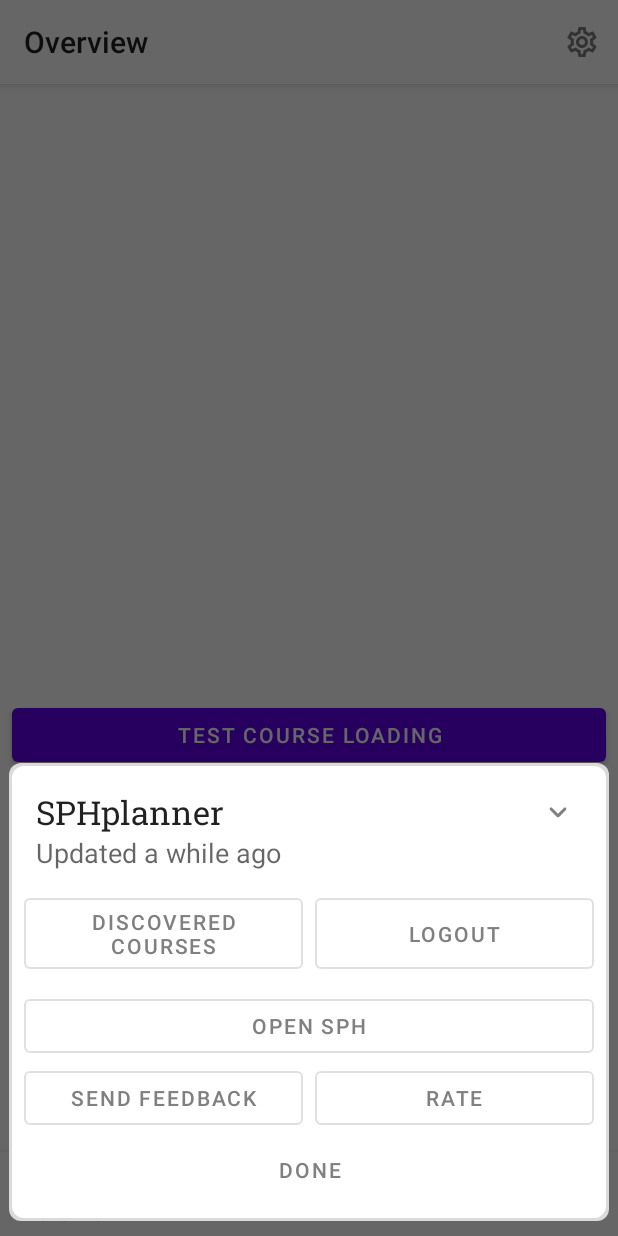
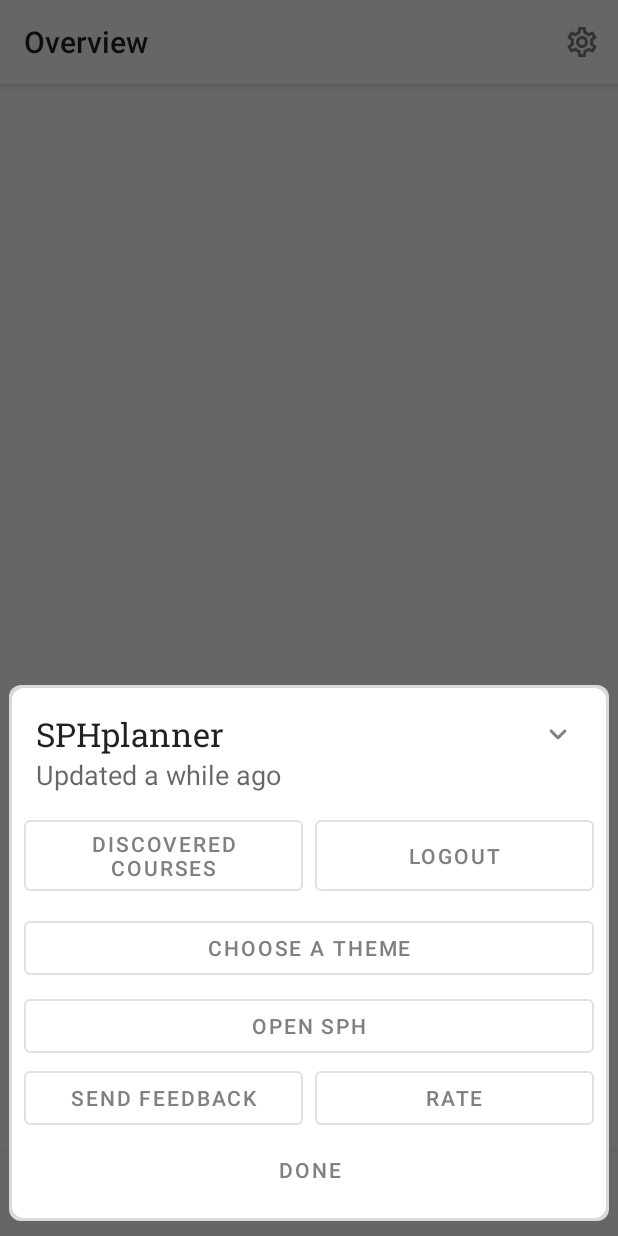
Before and after one commit to koenidv/sph-planner, an Android app: the HomeFragment screen opened directly, with no data from a screen before it, after a tap on "Options", on a phone screen of 412 x 824 dp. Run offline under Robolectric (Android 15) with nearby library versions, the phone set to English and light mode, and no system bars; our stand-ins replace navigation-ui; libraries missing offline, so code that uses them is left out: com.facebook.stetho; 2 statements that could not run were skipped.

Commit message:
Custom themes
Signed-off-by: koenidv <32238636+koenidv@users.noreply.github.com>

```diff
--- a/app/build.gradle
+++ b/app/build.gradle
@@ -36,7 +36,7 @@
 dependencies {
 
     implementation 'androidx.appcompat:appcompat:1.2.0'
-    implementation 'com.google.android.material:material:1.2.1'
+    implementation 'com.google.android.material:material:1.3.0-beta01'
     implementation 'androidx.constraintlayout:constraintlayout:2.0.4'
     implementation 'androidx.navigation:navigation-fragment-ktx:2.3.2'
     implementation 'androidx.navigation:navigation-ui-ktx:2.3.2'
--- a/app/src/main/AndroidManifest.xml
+++ b/app/src/main/AndroidManifest.xml
@@ -13,7 +13,7 @@
         android:supportsRtl="true"
         android:theme="@style/Theme.SPH">
         <activity
-            android:name=".ui.SignInActivity"
+            android:name=".ui.OnboardingActivity"
             android:theme="@style/Theme.SPH.NoActionBar"
             android:screenOrientation="portrait"
             android:windowSoftInputMode="adjustResize" />
--- a/app/src/main/java/de/koenidv/sph/MainActivity.kt
+++ b/app/src/main/java/de/koenidv/sph/MainActivity.kt
@@ -5,12 +5,13 @@
 import android.view.Menu
 import android.view.MenuItem
 import androidx.appcompat.app.AppCompatActivity
+import androidx.appcompat.app.AppCompatDelegate
 import androidx.navigation.fragment.NavHostFragment
 import androidx.navigation.ui.AppBarConfiguration
 import androidx.navigation.ui.NavigationUI
 import com.google.android.material.bottomnavigation.BottomNavigationView
-import com.koenidv.gmbplanner.OptionsSheet
-import de.koenidv.sph.ui.SignInActivity
+import de.koenidv.sph.ui.OnboardingActivity
+import de.koenidv.sph.ui.OptionsSheet
 
 //  Created by koenidv on 05.12.2020.
 
@@ -21,11 +22,18 @@
         val prefs = getSharedPreferences("sharedPrefs", MODE_PRIVATE)
         if (!prefs.getBoolean("credsVerified", false)
                 || !prefs.getBoolean("introComplete", false)) {
-            startActivity(Intent(this, SignInActivity().javaClass).setFlags(Intent.FLAG_ACTIVITY_CLEAR_TOP))
+            startActivity(Intent(this, OnboardingActivity().javaClass).setFlags(Intent.FLAG_ACTIVITY_CLEAR_TOP))
             finish()
         }
 
         super.onCreate(savedInstanceState)
+
+        // Apply custom accent color theme
+        if (prefs.contains("themeRes")) setTheme(prefs.getInt("themeRes", R.style.Theme_SPH_Electric))
+        // Apply custom dark / light theme
+        if (prefs.contains("forceDark"))
+            if (prefs.getBoolean("forceDark", true)) AppCompatDelegate.setDefaultNightMode(AppCompatDelegate.MODE_NIGHT_YES)
+            else AppCompatDelegate.setDefaultNightMode(AppCompatDelegate.MODE_NIGHT_NO)
 
         setContentView(R.layout.activity_main)
         val navView = findViewById<BottomNavigationView>(R.id.nav_view)
--- a/app/src/main/java/de/koenidv/sph/database/CourseDbHelper.java
+++ b/app/src/main/java/de/koenidv/sph/database/CourseDbHelper.java
@@ -13,12 +13,11 @@
 
 public class CourseDbHelper {
 
-    private DatabaseHelper dbhelper = DatabaseHelper.getInstance();
+    private final DatabaseHelper dbhelper = DatabaseHelper.getInstance();
 
     private static CourseDbHelper instance;
 
     private CourseDbHelper() {
-
     }
 
     public static CourseDbHelper getInstance() {
--- a/app/src/main/java/de/koenidv/sph/ui/SignInActivity.kt
+++ b/app/src/main/java/de/koenidv/sph/ui/OnboardingActivity.kt
@@ -4,12 +4,10 @@
 import androidx.appcompat.app.AppCompatActivity
 import de.koenidv.sph.R
 
-class SignInActivity : AppCompatActivity() {
+class OnboardingActivity : AppCompatActivity() {
 
     override fun onCreate(savedInstanceState: Bundle?) {
         super.onCreate(savedInstanceState)
-        setContentView(R.layout.activity_sign_in)
-
-
+        setContentView(R.layout.activity_onboarding)
     }
 }
--- /dev/null
+++ b/app/src/main/res/drawable/toggle_color.xml
@@ -0,0 +1,5 @@
+<?xml version="1.0" encoding="utf-8"?>
+<selector xmlns:android="http://schemas.android.com/apk/res/android">
+        <item android:alpha="0.2" android:color="@color/white" android:state_checked="true" />
+        <item android:color="@color/pink_a400" android:state_checked="false" />
+</selector>
--- a/app/src/main/res/layout/activity_sign_in.xml
+++ b/app/src/main/res/layout/activity_onboarding.xml
@@ -3,7 +3,7 @@
     xmlns:tools="http://schemas.android.com/tools"
     android:layout_width="match_parent"
     android:layout_height="match_parent"
-    tools:context=".ui.SignInActivity">
+    tools:context=".ui.OnboardingActivity">
 
     <androidx.fragment.app.FragmentContainerView
         android:id="@+id/fragment"
--- a/app/src/main/res/layout/fragment_onboarding_signin.xml
+++ b/app/src/main/res/layout/fragment_onboarding_signin.xml
@@ -11,8 +11,6 @@
         style="?android:attr/progressBarStyle"
         android:layout_width="wrap_content"
         android:layout_height="wrap_content"
-        android:progressTint="@color/colorAccent"
-        android:indeterminateTint="@color/colorAccent"
         android:visibility="visible"
         app:layout_constraintBottom_toBottomOf="parent"
         app:layout_constraintEnd_toEndOf="parent"
--- a/app/src/main/res/layout/fragment_onboarding_supportlist.xml
+++ b/app/src/main/res/layout/fragment_onboarding_supportlist.xml
@@ -15,8 +15,6 @@
         app:layout_constraintTop_toTopOf="parent"
         android:layout_width="wrap_content"
         android:layout_height="wrap_content"
-        android:indeterminateTint="@color/colorAccent"
-        android:progressTint="@color/colorAccent"
         android:visibility="visible"
         tools:visibility="gone" />
 
--- a/app/src/main/res/layout/sheet_options.xml
+++ b/app/src/main/res/layout/sheet_options.xml
@@ -77,32 +77,6 @@
                 android:layout_height="wrap_content"
                 android:text="@string/info_thanks" />
 
-            <com.google.android.material.button.MaterialButtonToggleGroup
-                android:id="@+id/darkmodeToggleGroup"
-                android:layout_width="match_parent"
-                android:layout_height="wrap_content"
-                android:visibility="gone"
-                app:selectionRequired="true"
-                app:singleSelection="true"
-                tools:visibility="visible">
-
-                <Button
-                    android:id="@+id/darkButton"
-                    style="?attr/materialButtonOutlinedStyle"
-                    android:layout_width="match_parent"
-                    android:layout_height="wrap_content"
-                    android:layout_weight="1"
-                    android:text="@string/menu_option_theme_dark" />
-
-                <Button
-                    android:id="@+id/lightButton"
-                    style="?attr/materialButtonOutlinedStyle"
-                    android:layout_width="match_parent"
-                    android:layout_height="wrap_content"
-                    android:layout_weight="1"
-                    android:text="@string/menu_option_theme_light" />
-
-            </com.google.android.material.button.MaterialButtonToggleGroup>
 
             <View
                 android:id="@+id/divider"
@@ -184,6 +158,15 @@
         -->
 
         <com.google.android.material.button.MaterialButton
+            android:id="@+id/chooseThemeButton"
+            style="@style/Widget.MaterialComponents.Button.OutlinedButton"
+            android:layout_width="match_parent"
+            android:layout_height="wrap_content"
+            android:layout_marginTop="4dp"
+            android:text="@string/menu_option_choosetheme"
+            android:textColor="@color/titleText" />
+
+        <com.google.android.material.button.MaterialButton
             android:id="@+id/openSphButton"
             style="@style/Widget.MaterialComponents.Button.OutlinedButton"
             android:layout_width="match_parent"
--- a/app/src/main/res/values-night/themes.xml
+++ b/app/src/main/res/values-night/themes.xml
@@ -4,13 +4,13 @@
         <!-- Primary brand color. -->
         <item name="colorPrimary">@color/purple_500</item>
         <item name="colorPrimaryVariant">@color/purple_700</item>
-        <item name="colorOnPrimary">@color/black</item>
+        <item name="colorOnPrimary">@color/white</item>
         <item name="backgroundColor">@color/black</item>
         <item name="android:windowBackground">?attr/backgroundColor</item>
         <!-- Secondary brand color. -->
         <item name="colorSecondary">@color/purple_500</item>
         <item name="colorSecondaryVariant">@color/purple_700</item>
-        <item name="colorOnSecondary">@color/black</item>
+        <item name="colorOnSecondary">@color/white</item>
         <!-- Status bar color. -->
         <item name="android:statusBarColor" tools:targetApi="l">@color/black</item>
         <!-- Customize your theme here. -->
@@ -18,13 +18,26 @@
         <item name="actionBarStyle">@style/Theme.SPH.ActionBar</item>
     </style>
 
+    <!-- Override only for 30s theme-->
+    <style name="Theme.SPH.Monochrome" parent="Theme.SPH">
+        <!-- Primary -->
+        <item name="colorPrimary">@color/white</item>
+        <item name="colorPrimaryVariant">@color/grey_100</item>
+        <item name="colorOnPrimary">@color/black</item>
+        <!-- Secondary -->
+        <item name="colorSecondary">@color/white</item>
+        <item name="colorSecondaryVariant">@color/grey_100</item>
+        <item name="colorOnSecondary">@color/black</item>
+    </style>
+
+
     <style name="Theme.SPH.Sheet" parent="Theme.MaterialComponents.DayNight.BottomSheetDialog">
         <item name="android:windowIsFloating">false</item>
         <item name="android:statusBarColor">@android:color/transparent</item>
         <item name="android:windowSoftInputMode">adjustResize</item>
         <item name="bottomSheetStyle">@style/Theme.SPH.ModalStyle</item>
-        <item name="colorAccent">@color/colorAccent</item>
-        <item name="colorPrimary">@color/textColor</item>
+        <item name="colorAccent">@color/white</item>
+        <item name="colorPrimary">@color/white</item>
         <item name="android:windowContentTransitions">true</item>
     </style>
 
--- a/app/src/main/res/values/colors.xml
+++ b/app/src/main/res/values/colors.xml
@@ -1,24 +1,28 @@
 <?xml version="1.0" encoding="utf-8"?>
 <resources>
+    <color name="black">#FF000000</color>
+    <color name="white">#FFFFFFFF</color>
+    <color name="borderColor">#dadada</color>
+
+    <!-- Colors for different themes -->
     <color name="purple_200">#FFBB86FC</color>
     <color name="purple_500">#FF6200EE</color>
     <color name="purple_700">#FF3700B3</color>
     <color name="teal_200">#FF03DAC5</color>
     <color name="teal_700">#FF018786</color>
-    <color name="black">#FF000000</color>
-    <color name="white">#FFFFFFFF</color>
-    <color name="borderColor">#dadada</color>
+    <color name="orange_a400">#ff9100</color>
+    <color name="orange_a700">#ff6d00</color>
+    <color name="pink_a400">#f50057</color>
+    <color name="pink_a700">#c51162</color>
+    <color name="grey_100">#f5f5f5</color>
+    <color name="grey_800_dark">#1b1b1b</color>
 
-    <color name="colorPrimary">#fff</color>
-    <color name="colorPrimaryDark">#fff</color>
-    <color name="colorAccent">#4f76c5</color>
-    <color name="background">#fff</color>
-    <color name="cardBackground">#fff</color>
+
+    <!-- Gotta remove this stuff sometimes -->
+    <color name="colorAccent">#FF6200EE</color>
     <color name="titleText">#808080</color>
     <color name="infoText">#cccccc</color>
     <color name="textColor">#000</color>
-    <bool name="lightStatusBar">true</bool>
-    <color name="highlight">#204f76c5</color>
 
     <color name="ambientShadowColor">#0A000000</color>
     <color name="spotShadowColor">#30000000</color>
--- a/app/src/main/res/values/strings.xml
+++ b/app/src/main/res/values/strings.xml
@@ -12,6 +12,8 @@
     <string name="remove">Remove</string>
     <string name="not_now">Not now</string>
     <string name="continuenow">Continue</string>
+    <string name="yes">Yes</string>
+    <string name="no">No</string>
     <string name="emoji_check" translatable="false">✔</string>
     <string name="emoji_cross" translatable="false">❌</string>
 
@@ -44,9 +46,16 @@
     <string name="info_author">Florian König 2020</string>
     <string name="info_thanks">Special thanks to Ryan etc</string>
     <string name="menu_option_logout">Logout</string>
+    <string name="menu_option_logout_question">Are you sure you want to log out?</string>
     <string name="menu_option_courses">Discovered courses</string>
-    <string name="menu_option_theme_dark">Dark theme</string>
-    <string name="menu_option_theme_light">Light theme</string>
+    <string name="menu_option_choosetheme">Choose a theme</string>
+    <string name="menu_option_theme_light">Light</string>
+    <string name="menu_option_theme_dark">Dark</string>
+    <string name="menu_option_theme_system">System</string>
+    <string name="menu_option_accent_electric">Electric</string>
+    <string name="menu_option_accent_summer">Summer</string>
+    <string name="menu_option_accent_autumn">Autumn</string>
+    <string name="menu_option_accent_monochrome">1930s</string>
     <string name="menu_open_sph">Open SPH</string>
     <string name="menu_open_sph_warning_title">Log in automatically?</string>
     <string name="menu_open_sph_warning_description">Your service provider or attackers might be able to see your credentials if you log in automatically.</string>
--- a/app/src/main/res/values/themes.xml
+++ b/app/src/main/res/values/themes.xml
@@ -18,6 +18,51 @@
         <item name="bottomSheetDialogTheme">@style/Theme.SPH.Sheet</item>
         <item name="actionBarStyle">@style/Theme.SPH.ActionBar</item>
     </style>
+
+    <style name="Theme.SPH.Electric" parent="Theme.SPH">
+        <!-- Primary -->
+        <item name="colorPrimary">@color/purple_500</item>
+        <item name="colorPrimaryVariant">@color/purple_700</item>
+        <item name="colorOnPrimary">@color/white</item>
+        <!-- Secondary -->
+        <item name="colorSecondary">@color/purple_500</item>
+        <item name="colorSecondaryVariant">@color/purple_700</item>
+        <item name="colorOnSecondary">@color/white</item>
+    </style>
+
+    <style name="Theme.SPH.Summer" parent="Theme.SPH">
+        <!-- Primary -->
+        <item name="colorPrimary">@color/orange_a400</item>
+        <item name="colorPrimaryVariant">@color/orange_a700</item>
+        <item name="colorOnPrimary">@color/white</item>
+        <!-- Secondary -->
+        <item name="colorSecondary">@color/orange_a400</item>
+        <item name="colorSecondaryVariant">@color/orange_a700</item>
+        <item name="colorOnSecondary">@color/white</item>
+    </style>
+
+    <style name="Theme.SPH.Autumn" parent="Theme.SPH">
+        <!-- Primary -->
+        <item name="colorPrimary">@color/pink_a400</item>
+        <item name="colorPrimaryVariant">@color/pink_a700</item>
+        <item name="colorOnPrimary">@color/white</item>
+        <!-- Secondary -->
+        <item name="colorSecondary">@color/pink_a400</item>
+        <item name="colorSecondaryVariant">@color/pink_a700</item>
+        <item name="colorOnSecondary">@color/white</item>
+    </style>
+
+    <style name="Theme.SPH.Monochrome" parent="Theme.SPH">
+        <!-- Primary -->
+        <item name="colorPrimary">@color/grey_800_dark</item>
+        <item name="colorPrimaryVariant">@color/black</item>
+        <item name="colorOnPrimary">@color/white</item>
+        <!-- Secondary -->
+        <item name="colorSecondary">@color/grey_800_dark</item>
+        <item name="colorSecondaryVariant">@color/black</item>
+        <item name="colorOnSecondary">@color/white</item>
+    </style>
+
 
     <style name="Theme.SPH.Sheet" parent="Theme.MaterialComponents.DayNight.BottomSheetDialog">
         <item name="android:windowIsFloating">false</item>
```
Also changed, not shown: app/src/main/java/de/koenidv/sph/ui/HomeFragment.kt (+14 -0 lines), app/src/main/java/de/koenidv/sph/ui/OptionsSheet.kt (+27 -25 lines), app/src/main/java/de/koenidv/sph/ui/ThemeSheet.kt (added, +80 -0 lines), app/src/main/res/drawable/round_button.xml (added, +19 -0 lines), app/src/main/res/layout/sheet_theme.xml (added, +96 -0 lines), app/src/main/res/values-night/colors.xml (+1 -39 lines).
